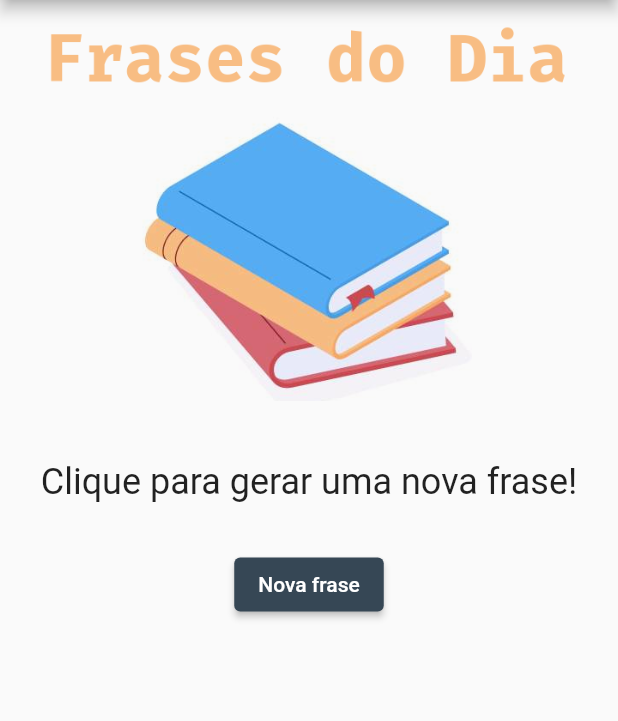
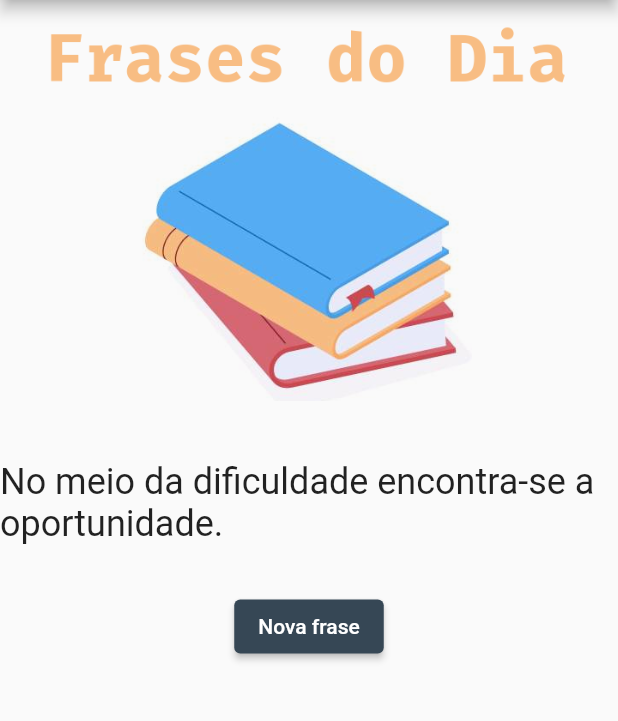
Before and after one commit to Luiz-Torre/InicioFlutter, a Flutter app: the screen it shows after launch, after a tap on "Nova frase", on a phone screen of 412 x 824 dp, the part 84-805 px from its top. Run offline on Flutter 3.47's test engine with Material 2 defaults, Android fonts, the phone set to English and light mode, and no system bars.

Commit message:
Finalizando o projeto 1 de aprendizado

```diff
--- a/lib/pages/home.dart
+++ b/lib/pages/home.dart
@@ -1,6 +1,7 @@
 import 'package:flutter/material.dart';
 import 'package:flutter/src/widgets/container.dart';
 import 'package:flutter/src/widgets/framework.dart';
+import 'dart:math';
 
 class Home extends StatefulWidget {
   const Home({super.key});
@@ -10,6 +11,22 @@ class Home extends StatefulWidget {
 }
 
 class _MyWidgetState extends State<Home> {
+  String _message = "Clique no botão para gerar uma nova frase";
+
+  List<String> messages = [
+    "No meio da dificuldade encontra-se a oportunidade.",
+    "É parte da cura o desejo de ser curado.",
+    "O que me preocupa não é o grito dos maus. É o silêncio dos bons.",
+    "Imagine uma nova história para sua vida e acredite nela."
+  ];
+  void _gerarTexto(){
+    int randomIndex = Random().nextInt(messages.length);
+
+    setState((){
+
+      this._message = messages[randomIndex];
+    });
+  }
   @override
   Widget build(BuildContext context) {
     return Scaffold(
@@ -20,9 +37,9 @@ class _MyWidgetState extends State<Home> {
           child: Column(
             children: [
               Image.asset("images/title.png", width: 350),
-              Padding(padding: EdgeInsets.only(top:40,bottom: 30), child: Text("Clique para gerar uma nova frase!", style: TextStyle(fontSize: 24),)),
+              Padding(padding: EdgeInsets.only(top:40,bottom: 30), child: Text(_message, style: TextStyle(fontSize: 24),)),
               ElevatedButton(
-                onPressed: (){},
+                onPressed: () => _gerarTexto(),
                 child: Text("Nova frase"),
                 style: ElevatedButton.styleFrom(
                   backgroundColor: Color.fromARGB(255, 54, 71, 85)
```
Also changed, not shown: Imagem do App.png (added), 1 other file.
